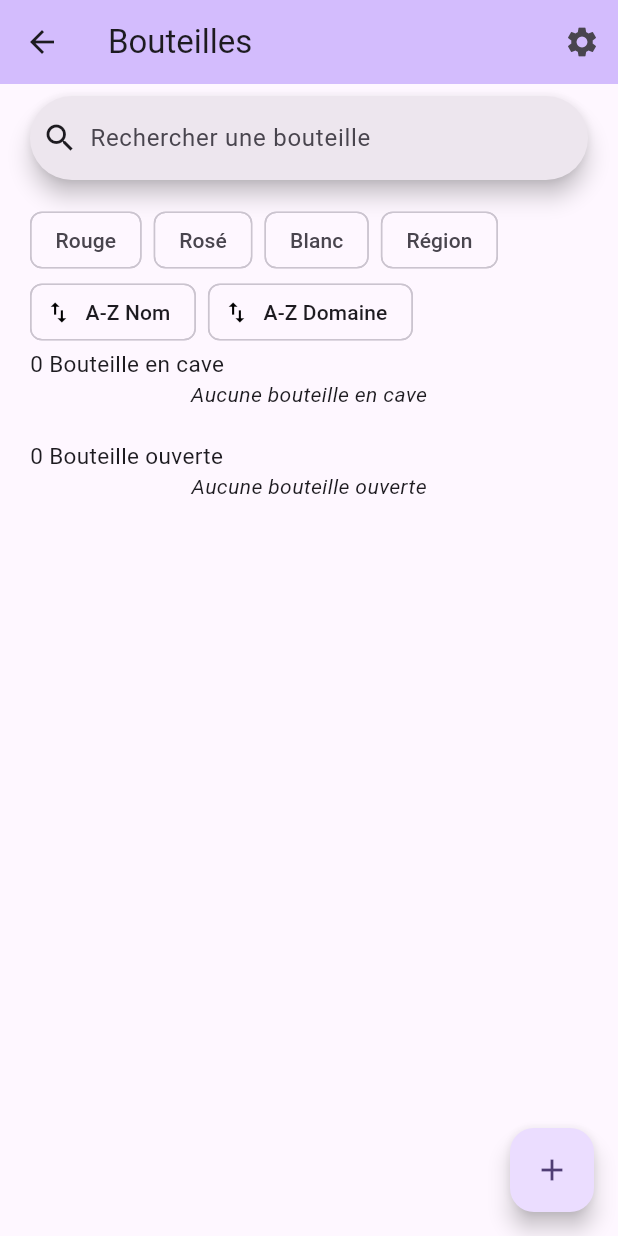
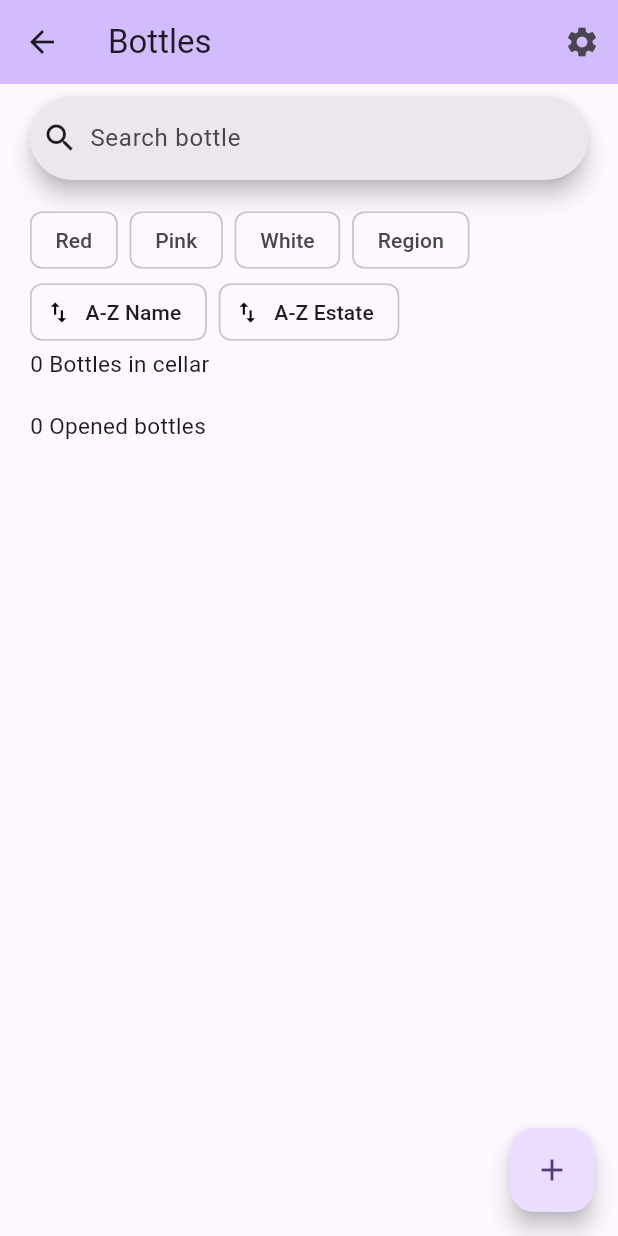
Before and after one commit to Miunn/cave_manager, a Flutter app: the Bottles screen opened directly, on a phone screen of 412 x 824 dp. Run offline on Flutter 3.47's test engine with Material 3 defaults, Android fonts, the phone set to English and light mode, and no system bars; our stand-ins replace camera, country_picker, material_design_icons_flutter, shared_preferences, sqflite; missing offline and left inert: flutter_mobile_vision_2; accounts and stored records are empty; generated files the repository leaves out were written again.

Commit message:
Bottles translation

```diff
--- a/lib/l10n/app_en.arb
+++ b/lib/l10n/app_en.arb
@@ -33,6 +33,7 @@
 	"lastRegisteredBottles": "Last registered bottles",
 	"noLastRegisteredBottles": "No last registered bottles",
 	"insertBottle": "Insert new bottle",
+	"noName": "No name",
 	"seeInCellar": "See in cellar",
 	"takeOutBottle": "Take out bottle",
 	"searchBottle": "Search bottle",
--- a/lib/l10n/app_fr.arb
+++ b/lib/l10n/app_fr.arb
@@ -25,7 +25,7 @@
     "description": "Page de paramètres"
   },
   "bottlesTotal": "{bottles, plural, zero{0 bouteille} one{1 bouteille} other{{bottles} bouteilles}}",
-  "bottlesCellar": "{bottles, plural, zero{0 Bouteille en cave} one{1 Bouteille en cave} other{{bottles} Bouteilles en cave}}",
+  "bottlesCellar": "{bottles, plural, zero{Aucune bouteille en cave} one{1 Bouteille en cave} other{{bottles} Bouteilles en cave}}",
   "bottlesTakenOut": "{bottles, plural, zero{Aucune bouteille ouverte} one{1 Bouteille ouverte} other{{bottles} Bouteilles ouvertes}}",
   "redWine": "Vin rouge",
   "pinkWine": "Vin rosé",
@@ -33,6 +33,7 @@
   "lastRegisteredBottles": "Dernières bouteilles enregistrées",
   "noLastRegisteredBottles": "Aucune bouteille enregistrée récemment",
   "insertBottle": "Insérer une nouvelle bouteille",
+  "noName": "Aucun nom",
   "seeInCellar": "Voir en cave",
   "takeOutBottle": "Sortir la bouteille",
   "searchBottle": "Rechercher une bouteille",
--- a/lib/screens/top_screens/bottles.dart
+++ b/lib/screens/top_screens/bottles.dart
@@ -11,6 +11,8 @@ import 'package:provider/provider.dart';
 import '../../models/area_enum.dart';
 import '../../models/bottle.dart';
 import '../../models/enum_wine_colors.dart';
+
+import 'package:flutter_gen/gen_l10n/app_localizations.dart';
 
 class Bottles extends StatefulWidget {
   const Bottles({super.key});
@@ -91,14 +93,14 @@ class _BottlesState extends State<Bottles> {
         backgroundColor: Theme.of(context).colorScheme.inversePrimary,
         // Here we take the value from the MyHomePage object that was created by
         // the App.build method, and use it to set our appbar title.
-        title: const Text("Bouteilles"),
+        title: Text(AppLocalizations.of(context)!.bottles),
         actions: <Widget>[
           IconButton(
               onPressed: () => Navigator.push(
                     context,
                     MaterialPageRoute(
                         builder: (context) =>
-                            const Settings(title: "Paramètres")),
+                            Settings(title: AppLocalizations.of(context)!.settings)),
                   ),
               icon: const Icon(Icons.settings))
         ],
@@ -118,7 +120,7 @@ class _BottlesState extends State<Bottles> {
                       controller: controller,
                       padding: const MaterialStatePropertyAll<EdgeInsets>(
                           EdgeInsets.all(8.0)),
-                      hintText: "Rechercher une bouteille",
+                      hintText: AppLocalizations.of(context)!.searchBottle,
                       onTap: () {
                         controller.openView();
                       },
@@ -136,9 +138,9 @@ class _BottlesState extends State<Bottles> {
                     return List.generate(searchSuggest.length, (index) {
                       Bottle item = searchSuggest[index];
                       return ListTile(
-                        title: Text(item.name ?? "No name"),
+                        title: Text(item.name ?? AppLocalizations.of(context)!.noName),
                         onTap: () {
-                          controller.closeView(item.name ?? "No name");
+                          controller.closeView(item.name ?? AppLocalizations.of(context)!.noName);
                           controller.clear();
                           Navigator.of(context).push(
                             MaterialPageRoute<Bottle>(
@@ -155,9 +157,7 @@ class _BottlesState extends State<Bottles> {
                   spacing: 8.0,
                   children: [
                     FilterChip(
-                      label: const Text(
-                        "Rouge",
-                      ),
+                      label: Text(AppLocalizations.of(context)!.red),
                       selected: colorFilters.contains(WineColors.red),
                       onSelected: (bool selected) {
                         setState(() {
@@ -170,9 +170,7 @@ class _BottlesState extends State<Bottles> {
                       },
                     ),
                     FilterChip(
-                      label: const Text(
-                        "Rosé",
-                      ),
+                      label: Text(AppLocalizations.of(context)!.pink),
                       selected: colorFilters.contains(WineColors.pink),
                       onSelected: (bool selected) {
                         setState(() {
@@ -185,9 +183,7 @@ class _BottlesState extends State<Bottles> {
                       },
                     ),
                     FilterChip(
-                      label: const Text(
-                        "Blanc",
-                      ),
+                      label: Text(AppLocalizations.of(context)!.white),
                       selected: colorFilters.contains(WineColors.white),
                       onSelected: (bool selected) {
                         setState(() {
@@ -200,7 +196,7 @@ class _BottlesState extends State<Bottles> {
                       },
                     ),
                     DropdownChip(
-                        label: const Text("Région"),
+                        label: Text(AppLocalizations.of(context)!.region),
                         items: Areas.values
                             .map((area) => (area.value, Text(area.label)))
                             .toList(),
@@ -211,7 +207,7 @@ class _BottlesState extends State<Bottles> {
                         }),
                     ActionChip(
                       avatar: getSortIcon(sortName),
-                      label: const Text("A-Z Nom"),
+                      label: Text(AppLocalizations.of(context)!.sortName),
                       onPressed: () {
                         setState(() {
                           sortName = sortName.next();
@@ -220,7 +216,7 @@ class _BottlesState extends State<Bottles> {
                     ),
                     ActionChip(
                       avatar: getSortIcon(sortDomain),
-                      label: const Text("A-Z Domaine"),
+                      label: Text(AppLocalizations.of(context)!.sortEstate),
                       onPressed: () {
                         setState(() {
                           sortDomain = sortDomain.next();
@@ -229,25 +225,7 @@ class _BottlesState extends State<Bottles> {
                     ),
                   ],
                 ),
-                (closedBottles.length > 1)
-                    ? Text(
-                        "${closedBottles.length} Bouteilles en cave",
-                        style: const TextStyle(fontSize: 15),
-                      )
-                    : Text(
-                        "${closedBottles.length} Bouteille en cave",
-                        style: const TextStyle(fontSize: 15),
-                      ),
-                Visibility(
-                  visible: closedBottles.isEmpty,
-                  child: const Align(
-                    alignment: Alignment.center,
-                    child: Text(
-                      "Aucune bouteille en cave",
-                      style: TextStyle(fontStyle: FontStyle.italic),
-                    ),
-                  ),
-                ),
+                Text(AppLocalizations.of(context)!.bottlesCellar(closedBottles.length), style: const TextStyle(fontSize: 15)),
                 ListView.builder(
                     shrinkWrap: true,
                     physics: const NeverScrollableScrollPhysics(),
@@ -258,25 +236,7 @@ class _BottlesState extends State<Bottles> {
                 const SizedBox(
                   height: 20,
                 ),
-                (openedBottles.length > 1)
-                    ? Text(
-                        "${openedBottles.length} Bouteilles ouvertes",
-                        style: const TextStyle(fontSize: 15),
-                      )
-                    : Text(
-                        "${openedBottles.length} Bouteille ouverte",
-                        style: const TextStyle(fontSize: 15),
-                      ),
-                Visibility(
-                  visible: openedBottles.isEmpty,
-                  child: const Align(
-                    alignment: Alignment.center,
-                    child: Text(
-                      "Aucune bouteille ouverte",
-                      style: TextStyle(fontStyle: FontStyle.italic),
-                    ),
-                  ),
-                ),
+                Text(AppLocalizations.of(context)!.bottlesTakenOut(openedBottles.length), style: const TextStyle(fontSize: 15)),
                 ListView.builder(
                     shrinkWrap: true,
                     itemCount: openedBottles.length,
@@ -294,7 +254,7 @@ class _BottlesState extends State<Bottles> {
               fullscreenDialog: true,
               builder: (BuildContext context) => const AddBottleDialog()));
         },
-        tooltip: "Insert new bottle",
+        tooltip: AppLocalizations.of(context)!.insertBottle,
         child: const Icon(Icons.add),
       ),
     );
```
